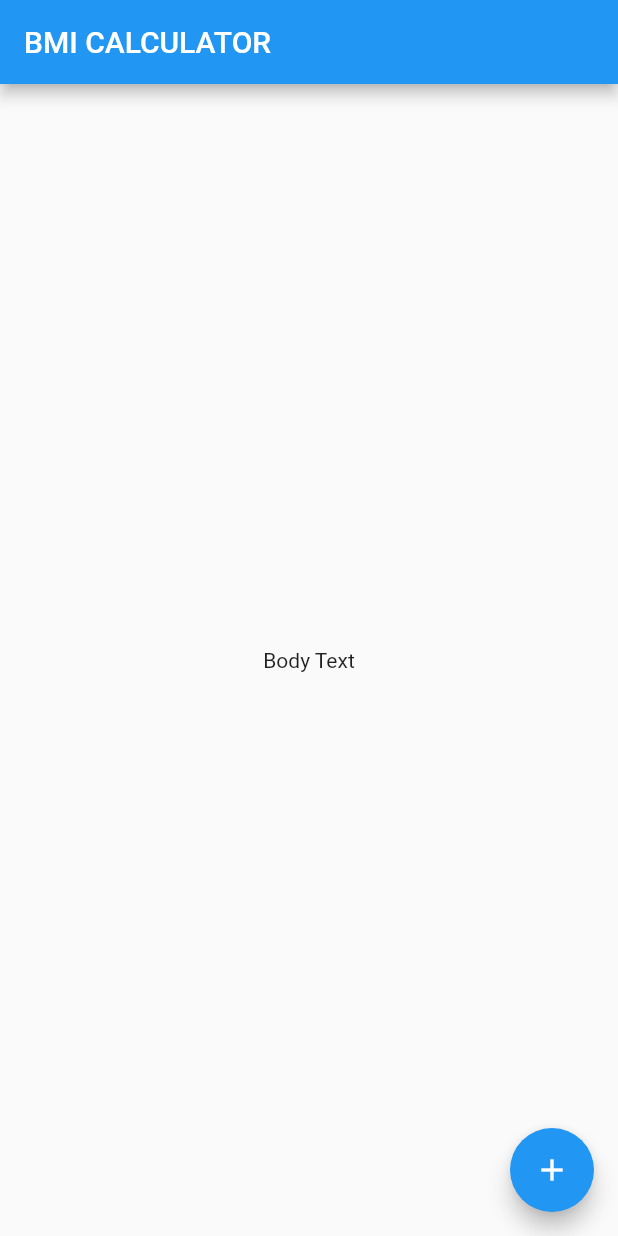
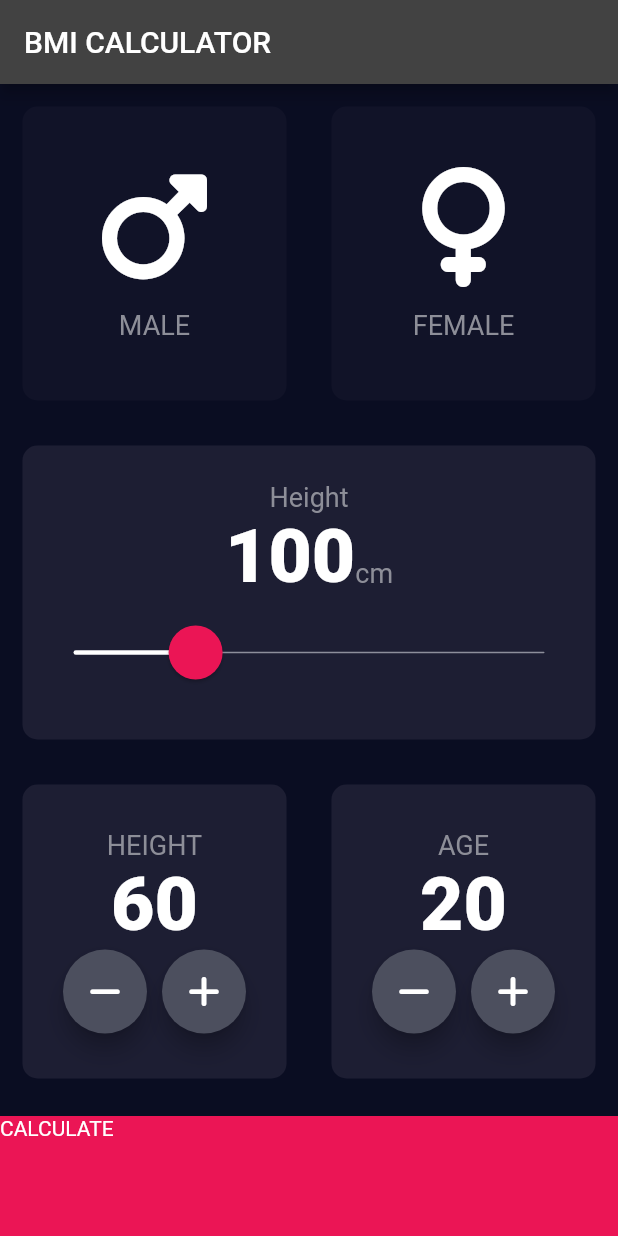
Before and after one commit to HeratUni-CS/bmi-calculator-momenzadh, a Flutter app: the screen it shows after launch, on a phone screen of 412 x 824 dp. Run offline on Flutter 3.47's test engine with Material 2 defaults, Android fonts, the phone set to English and light mode, and no system bars; our stand-ins replace font_awesome_flutter.

Commit message:
Commit For BMI

```diff
--- /dev/null
+++ b/lib/constant.dart
@@ -0,0 +1,13 @@
+import 'package:flutter/material.dart';
+
+const KActiveCardColor = Color(0xFF1D1e33);
+const double KBottomContainerHeight = 80;
+const KInactiveCardColor = Color(0xFF111328);
+const KBottomContainerColor = Color(0xFFEB1555);
+const KLabelTextStyle = TextStyle(
+  fontSize: 18,
+  color: Color(0xFF8D8E98),);
+const KNumberTextStyle = TextStyle(
+  fontSize: 50,
+  fontWeight: FontWeight.w900
+);
--- /dev/null
+++ b/lib/icon_content.dart
@@ -0,0 +1,21 @@
+import 'package:flutter/material.dart';
+class IconContent extends StatelessWidget{
+  final IconData? icon ;
+  final String? label;
+  IconContent({this.icon,this.label});
+
+  @override
+  Widget build(BuildContext context) {
+    return Column(
+      mainAxisAlignment: MainAxisAlignment.center,
+      children: [
+        Icon(icon,size: 80,),
+        SizedBox(height: 15),
+        Text(label!,style: TextStyle(
+          fontSize: 18,
+          color: Color(0xFF8D8E98),
+        ),),
+      ],
+    );
+  }
+}
--- /dev/null
+++ b/lib/input_page.dart
@@ -0,0 +1,208 @@
+
+
+import 'package:bmi_app_calculator/constant.dart';
+import 'package:bmi_app_calculator/icon_content.dart';
+import 'package:bmi_app_calculator/reusable_card.dart';
+import 'package:bmi_app_calculator/result_page.dart';
+import 'package:font_awesome_flutter/font_awesome_flutter.dart';
+import 'package:flutter/material.dart';
+
+enum Gender{male,female}
+
+
+class InputPage extends StatefulWidget {
+  _InputPageState createState() => _InputPageState();
+
+}
+
+class _InputPageState extends State<InputPage> {
+  Gender? selectedGender;
+  int height = 100;
+  int weight = 60;
+  int age = 20;
+
+  @override
+  Widget build(BuildContext context) {
+    return Scaffold(
+      appBar: AppBar(
+        title: Text('BMI CALCULATOR'),
+      ),
+      body: Column(
+        crossAxisAlignment: CrossAxisAlignment.stretch,
+          children: [
+            Expanded(child:Row(
+              children: [
+                Expanded(
+                  child:ReusableCard(
+                   onPress: (){
+                     setState(() {
+                       selectedGender = Gender.male;
+                     });
+                   },
+                    color: selectedGender == Gender.male ? KActiveCardColor : KInactiveCardColor,
+                    child: IconContent(icon: FontAwesomeIcons.mars,label: 'MALE'),
+                  ),
+                ),
+                Expanded(
+                  child:ReusableCard(
+                   onPress: (){
+                     setState(() {
+                       selectedGender = Gender.female;
+                     });
+                   },
+                    color: selectedGender == Gender.female ? KActiveCardColor : KInactiveCardColor,
+                  child: IconContent(icon: FontAwesomeIcons.venus,label: 'FEMALE'),
+                ),
+                ),
+              ],
+            )),
+            Expanded(
+              child:ReusableCard(
+                child: Column(
+                  mainAxisAlignment: MainAxisAlignment.center,
+                  children: [
+                    Text(
+                      'Height',
+                      style:KLabelTextStyle,
+                    ),
+                    Row(
+                      mainAxisAlignment: MainAxisAlignment.center,
+                      crossAxisAlignment: CrossAxisAlignment.baseline,
+                      textBaseline: TextBaseline.alphabetic,
+                      children: [
+                        Text(height.toString(),
+                          style: KNumberTextStyle,
+                        ),
+                        Text(
+                            'cm',
+                          style: KLabelTextStyle,
+                        )
+                      ],
+                    ),
+                    SliderTheme(
+                      data: SliderTheme.of(context).copyWith(
+                        trackHeight: 1,
+                        inactiveTrackColor: Color(0xFF8D8E9B),
+                        activeTrackColor: Colors.white,
+                        thumbColor: Color(0xFFEB1555),
+                        thumbShape: RoundSliderThumbShape(enabledThumbRadius: 18),
+                        overlayShape: RoundSliderOverlayShape(overlayRadius: 34)
+                      ),
+                      child: Slider(value: height.toDouble(),
+                          min: 30,
+                          max: 300,
+                          onChanged: (double newValue){
+                          setState(() {
+                            height = newValue.round();
+                          });
+                          }),
+                    )
+                  ],
+                ),
+            ),
+            ),
+            Expanded(
+              child:Row(
+              children: [
+                Expanded(child:ReusableCard(
+                  child: Column(
+                    mainAxisAlignment: MainAxisAlignment.center,
+                    children: [
+                      Text('HEIGHT',
+                        style: KLabelTextStyle,
+                      ),
+                      Text(
+                        weight.toString(),
+                        style: KNumberTextStyle,
+                      ),
+                      Row(
+                        mainAxisAlignment: MainAxisAlignment.center,
+                        children: [
+                         RoundIconBotton(icon: FontAwesomeIcons.minus,onPress: (){
+                           setState(() {
+                             weight --;
+                           });
+                         },),
+                          SizedBox(width: 10,),
+                          RoundIconBotton(icon: FontAwesomeIcons.plus,onPress: (){
+                            setState(() {
+                              weight++;
+                            });
+                          },),
+                        ],
+                      )
+                    ],
+                  ),
+                ),
+                ),
+                Expanded(child:ReusableCard(
+                  child: Column(
+                    mainAxisAlignment: MainAxisAlignment.center,
+                    children: [
+                      Text('AGE',
+                        style: KLabelTextStyle,
+                      ),
+                      Text(
+                        age.toString(),
+                        style: KNumberTextStyle,
+                      ),
+                      Row(
+                        mainAxisAlignment: MainAxisAlignment.center,
+                        children: [
+                          RoundIconBotton(icon: FontAwesomeIcons.minus,onPress: (){
+                            setState(() {
+                              age --;
+                            });
+                          },),
+                          SizedBox(width: 10,),
+                          RoundIconBotton(icon: FontAwesomeIcons.plus,onPress: (){
+                            setState(() {
+                              age++;
+                            });
+                          },),
+                        ],
+                      )
+                    ],
+                  ),
+                ),
+                ),
+              ],
+            ),),
+            GestureDetector(
+              onTap: (){
+                Navigator.push(context, MaterialPageRoute(builder: (context) => ResultPage()),);
+              },
+              child: Container(
+                child: Text('CALCULATE'),
+                color: KBottomContainerColor,
+                margin: EdgeInsets.only(top: 10),
+                width: double.infinity,
+                height: KBottomContainerHeight,
+              ),
+            ) ,
+          ],
+    ),
+    );
+  }
+}
+class RoundIconBotton extends StatelessWidget {
+  final IconData? icon;
+  final VoidCallback? onPress;
+
+  RoundIconBotton({required this.icon,required this.onPress});
+
+  @override
+  Widget build(BuildContext context) {
+    return RawMaterialButton(
+      child: Icon(icon),
+      constraints : BoxConstraints.tightFor(
+        width:56.0 ,
+        height: 56.0,
+      ),
+      elevation: 6,
+      fillColor: Color(0xFF4C4F5E),
+      shape: CircleBorder(),
+      onPressed: onPress,
+    );
+  }
+}
--- a/lib/main.dart
+++ b/lib/main.dart
@@ -1,35 +1,16 @@
 import 'package:flutter/material.dart';
-
+import 'input_page.dart';
 void main() => runApp(BMICalculator());
 
-class BMICalculator extends StatelessWidget {
+class BMICalculator extends StatelessWidget{
   @override
   Widget build(BuildContext context) {
     return MaterialApp(
+      theme: ThemeData.dark().copyWith(
+        primaryColor: Color(0xFF0A0D22),
+        scaffoldBackgroundColor: Color(0xFF0A0D22),
+      ),
       home: InputPage(),
     );
   }
 }
-
-class InputPage extends StatefulWidget {
-  @override
-  State<InputPage> createState() => _InputPageState();
-}
-
-class _InputPageState extends State<InputPage> {
-  @override
-  Widget build(BuildContext context) {
-    return Scaffold(
-      appBar: AppBar(
-        title: Text('BMI CALCULATOR'),
-      ),
-      body: Center(
-        child: Text('Body Text'),
-      ),
-      floatingActionButton: FloatingActionButton(
-        onPressed: () {},
-        child: Icon(Icons.add),
-      ),
-    );
-  }
-}
--- /dev/null
+++ b/lib/result_page.dart
@@ -0,0 +1,15 @@
+import 'package:flutter/material.dart';
+
+class ResultPage extends StatelessWidget {
+  const ResultPage({Key? key}) : super(key: key);
+
+  @override
+  Widget build(BuildContext context) {
+    return Scaffold(
+      appBar: AppBar(
+        title: Text('Result Page'),
+      ),
+      body: Text('Result'),
+    );
+  }
+}
--- /dev/null
+++ b/lib/reusable_card.dart
@@ -0,0 +1,23 @@
+import 'package:flutter/material.dart';
+import 'constant.dart';
+class ReusableCard extends StatelessWidget {
+  final Color? color;
+  final Widget? child;
+  final VoidCallback? onPress;
+  ReusableCard({this.color,this.child, this.onPress});
+
+  @override
+  Widget build(BuildContext context) {
+    return GestureDetector(
+      onTap: onPress,
+      child: Container(
+        child: child,
+        margin: EdgeInsets.all(15),
+        decoration: BoxDecoration(
+          color: color?? KActiveCardColor,
+          borderRadius: BorderRadius.circular(10),
+        ),
+      ),
+    );
+  }
+}
--- a/pubspec.yaml
+++ b/pubspec.yaml
@@ -1,6 +1,5 @@
-name: bmi_starting
+name: bmi_app_calculator
 description: A new Flutter project.
-
 # The following line prevents the package from being accidentally published to
 # pub.dev using `flutter pub publish`. This is preferred for private packages.
 publish_to: 'none' # Remove this line if you wish to publish to pub.dev
@@ -20,7 +19,7 @@ publish_to: 'none' # Remove this line if you wish to publish to pub.dev
 version: 1.0.0+1
 
 environment:
-  sdk: '>=2.18.0 <3.0.0'
+  sdk: '>=2.19.4 <3.0.0'
 
 # Dependencies specify other packages that your package needs in order to work.
 # To automatically upgrade your package dependencies to the latest versions
@@ -36,6 +35,7 @@ dependencies:
   # The following adds the Cupertino Icons font to your application.
   # Use with the CupertinoIcons class for iOS style icons.
   cupertino_icons: ^1.0.2
+  font_awesome_flutter: ^10.1.0
 
 dev_dependencies:
   flutter_test:
```
Also changed, not shown: pubspec.lock.
